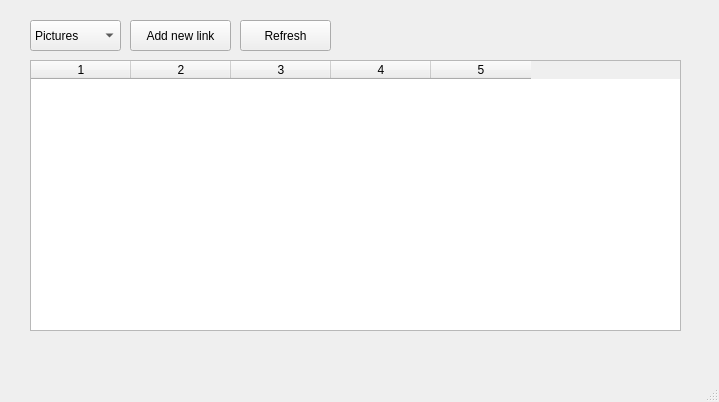
Before: the Qt Designer form lab2/LinksCollection/mainwindow.ui in KirillKotsko/Semester3_OOP_Kotsko, drawn with Qt 5.
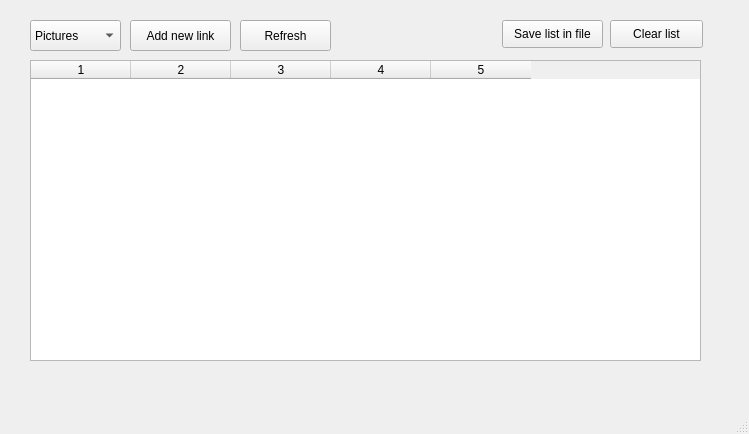
After: the same form once the commit is applied.

Patch:
```diff
--- a/lab2/LinksCollection/mainwindow.ui
+++ b/lab2/LinksCollection/mainwindow.ui
@@ -6,8 +6,8 @@
    <rect>
     <x>0</x>
     <y>0</y>
-    <width>719</width>
-    <height>402</height>
+    <width>749</width>
+    <height>434</height>
    </rect>
   </property>
   <property name="windowTitle">
@@ -77,8 +77,8 @@
      <rect>
       <x>30</x>
       <y>60</y>
-      <width>651</width>
-      <height>271</height>
+      <width>671</width>
+      <height>301</height>
      </rect>
     </property>
     <property name="columnCount">
@@ -103,6 +103,32 @@
      <string>Refresh</string>
     </property>
    </widget>
+   <widget class="QPushButton" name="btnClearList">
+    <property name="geometry">
+     <rect>
+      <x>610</x>
+      <y>20</y>
+      <width>93</width>
+      <height>28</height>
+     </rect>
+    </property>
+    <property name="text">
+     <string>Clear list</string>
+    </property>
+   </widget>
+   <widget class="QPushButton" name="btnSaveList">
+    <property name="geometry">
+     <rect>
+      <x>502</x>
+      <y>20</y>
+      <width>101</width>
+      <height>28</height>
+     </rect>
+    </property>
+    <property name="text">
+     <string>Save list in file</string>
+    </property>
+   </widget>
   </widget>
   <widget class="QMenuBar" name="menubar">
    <property name="geometry">
```
Left out of the diff: 2 changed lines with no effect on the pictures.
